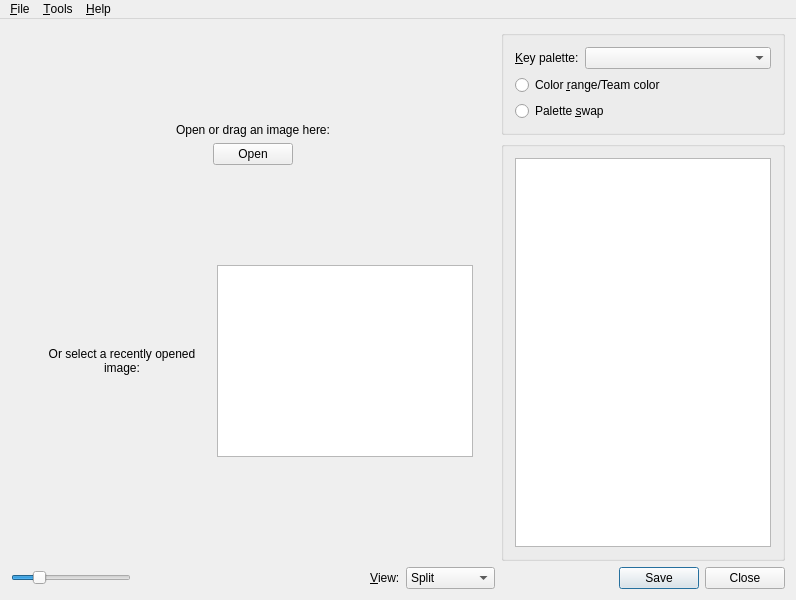
Above: src/mainwindow.ui from irydacea/wespal before the change. Below: the same form after it.
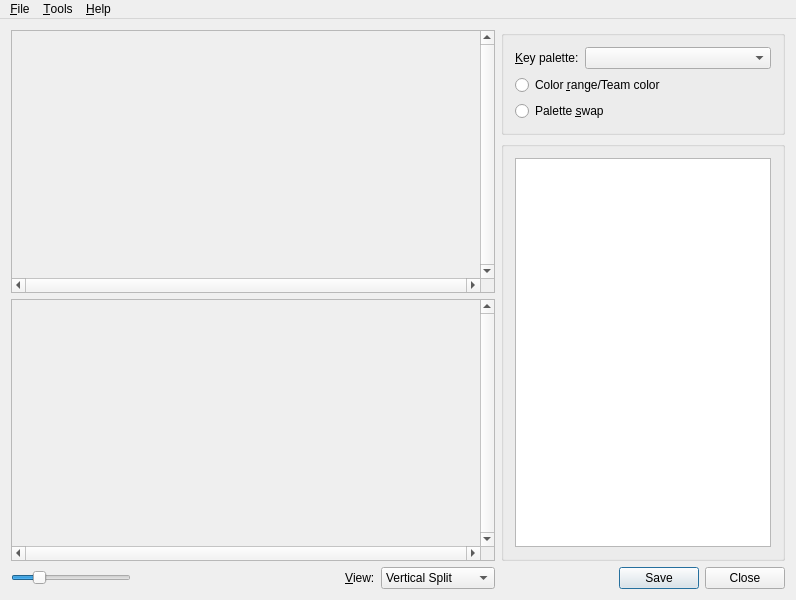
That is the form after the change. Icons and pictures are not drawn. Custom widgets are drawn as their Qt base class.

Commit message:
main: Implement horizontal vs vertical split views
The new layout is no longer friendly to the old vertical split view,
but maybe some people would prefer to be able to use it still. Plus it
is always possible to resize the window to make it more useful again.

The edit to the form file:
```diff
--- a/src/mainwindow.ui
+++ b/src/mainwindow.ui
@@ -43,7 +43,7 @@
            </sizepolicy>
           </property>
           <property name="currentIndex">
-           <number>0</number>
+           <number>1</number>
           </property>
           <widget class="QWidget" name="pageNoFile">
            <layout class="QVBoxLayout" name="verticalLayout">
@@ -200,10 +200,20 @@
             </item>
            </layout>
           </widget>
-          <widget class="QWidget" name="pageWorkArea">
-           <layout class="QHBoxLayout" name="horizontalLayout_3">
-            <item>
-             <layout class="QHBoxLayout" name="hlPreviews">
+          <widget class="QWidget" name="pageWorkAreaSplit">
+           <layout class="QVBoxLayout" name="verticalLayout_5">
+            <property name="leftMargin">
+             <number>0</number>
+            </property>
+            <property name="topMargin">
+             <number>0</number>
+            </property>
+            <property name="rightMargin">
+             <number>0</number>
+            </property>
+            <property name="bottomMargin">
+             <number>0</number>
+            </property>
               <item>
                <widget class="QScrollArea" name="previewOriginalContainer">
                 <property name="whatsThis">
@@ -227,8 +237,8 @@
                 <widget class="QWidget" name="scrollAreaWidgetContents_2">
                  <property name="geometry">
                   <rect>
-                   <x>0</x>
-                   <y>144</y>
+                 <x>87</x>
+                 <y>31</y>
                    <width>270</width>
                    <height>162</height>
                   </rect>
@@ -272,8 +282,8 @@
                 <widget class="QWidget" name="scrollAreaWidgetContents_3">
                  <property name="geometry">
                   <rect>
-                   <x>0</x>
-                   <y>144</y>
+                 <x>87</x>
+                 <y>31</y>
                    <width>271</width>
                    <height>162</height>
                   </rect>
@@ -292,8 +302,6 @@
                </widget>
               </item>
              </layout>
-            </item>
-           </layout>
           </widget>
           <widget class="QWidget" name="pageWorkAreaComposite">
            <layout class="QGridLayout" name="gridLayout_4">
@@ -337,7 +345,7 @@
                <property name="geometry">
                 <rect>
                  <x>0</x>
-                 <y>117</y>
+                 <y>0</y>
                  <width>495</width>
                  <height>181</height>
                 </rect>
@@ -419,7 +427,12 @@
             </property>
             <item>
              <property name="text">
-              <string>Split</string>
+              <string>Vertical Split</string>
+             </property>
+            </item>
+            <item>
+             <property name="text">
+              <string>Horizontal Split</string>
              </property>
             </item>
             <item>
```
Lines whose indentation alone changed are shown as unchanged. The commit also changes 2 other files.
